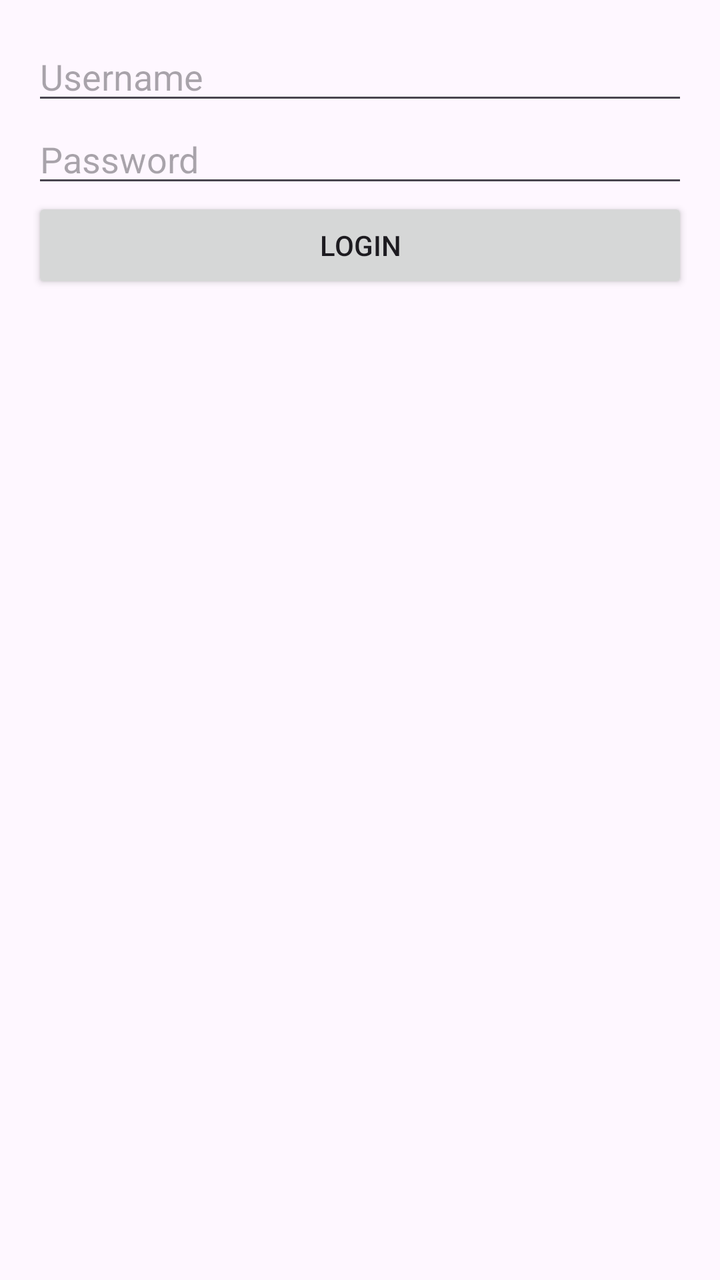
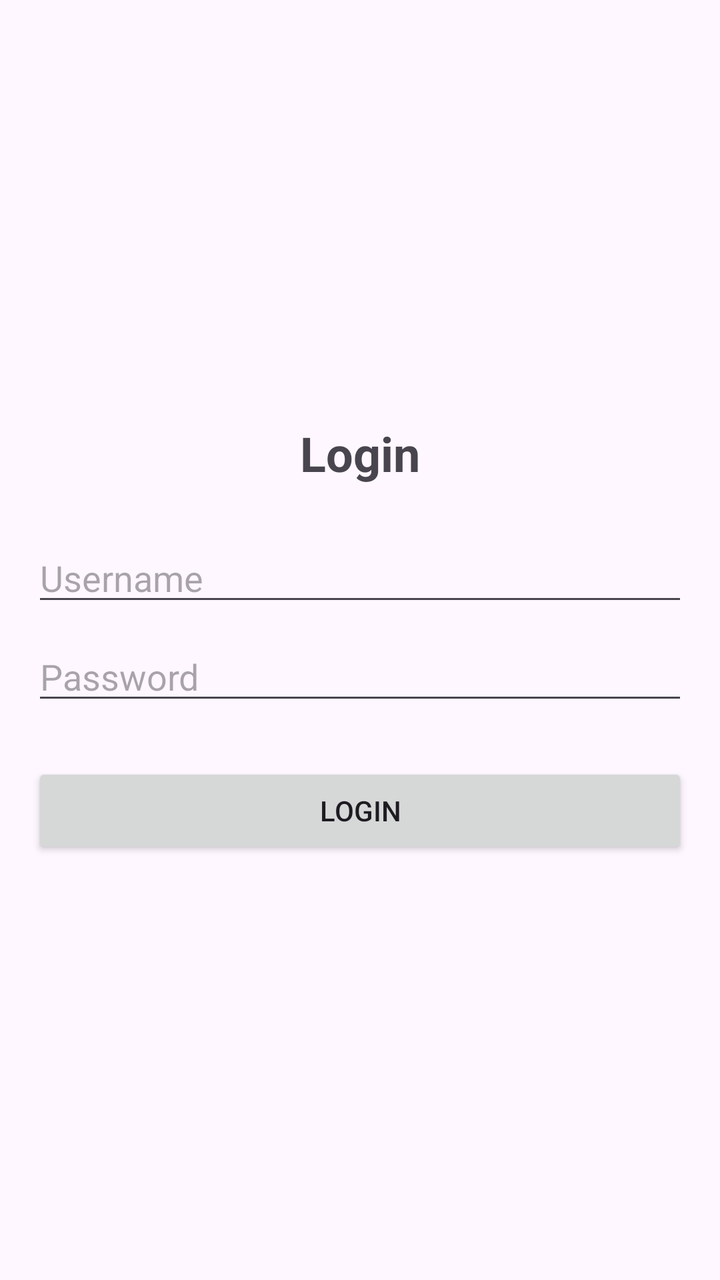

The first picture is an Android layout as it rendered before a commit; the second is the same layout after the commit. The layout source and the unified diff follow.
<!-- AndroidManifest.xml: application theme Theme.RENDBB -->
<!-- res/layout/activity_login.xml -->
<?xml version="1.0" encoding="utf-8"?>
<LinearLayout xmlns:android="http://schemas.android.com/apk/res/android"
    android:layout_width="match_parent"
    android:layout_height="match_parent"
    android:orientation="vertical"
    android:padding="16dp">

    <EditText
        android:id="@+id/usernameEditText"
        android:layout_width="match_parent"
        android:layout_height="wrap_content"
        android:hint="Username" />

    <EditText
        android:id="@+id/passwordEditText"
        android:layout_width="match_parent"
        android:layout_height="wrap_content"
        android:hint="Password"
        android:inputType="textPassword" />

    <Button
        android:id="@+id/loginButton"
        android:layout_width="match_parent"
        android:layout_height="wrap_content"
        android:text="Login" />
</LinearLayout>
<!-- resources referenced by this layout -->
<resources>
  <style name="Theme.RENDBB" parent="Base.Theme.RENDBB" />
  <style name="Base.Theme.RENDBB" parent="Theme.Material3.DayNight.NoActionBar">
          
          
      </style>
</resources>

<!-- the commit's change to res/layout/activity_login.xml (unified diff, before → after) -->
@@ -2,25 +2,38 @@
 <LinearLayout xmlns:android="http://schemas.android.com/apk/res/android"
     android:layout_width="match_parent"
     android:layout_height="match_parent"
+    android:gravity="center"
     android:orientation="vertical"
     android:padding="16dp">
 
+    <TextView
+        android:layout_width="wrap_content"
+        android:layout_height="wrap_content"
+        android:text="Login"
+        android:textSize="24sp"
+        android:textStyle="bold"
+        android:layout_marginBottom="24dp"/>
+
     <EditText
-        android:id="@+id/usernameEditText"
+        android:id="@+id/username"
         android:layout_width="match_parent"
         android:layout_height="wrap_content"
-        android:hint="Username" />
+        android:hint="Username"
+        android:inputType="text"
+        android:layout_marginBottom="8dp"/>
 
     <EditText
-        android:id="@+id/passwordEditText"
+        android:id="@+id/password"
         android:layout_width="match_parent"
         android:layout_height="wrap_content"
         android:hint="Password"
-        android:inputType="textPassword" />
+        android:inputType="textPassword"
+        android:layout_marginBottom="24dp"/>
 
     <Button
-        android:id="@+id/loginButton"
+        android:id="@+id/login_button"
         android:layout_width="match_parent"
         android:layout_height="wrap_content"
-        android:text="Login" />
+        android:text="Login"/>
+
 </LinearLayout>
